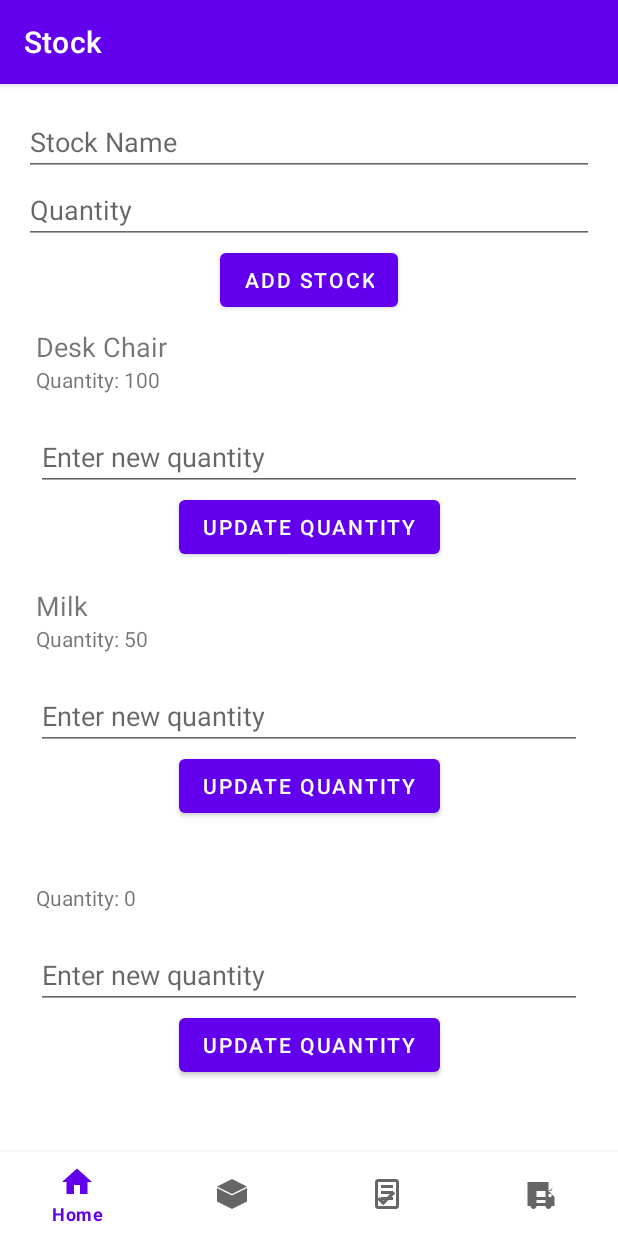
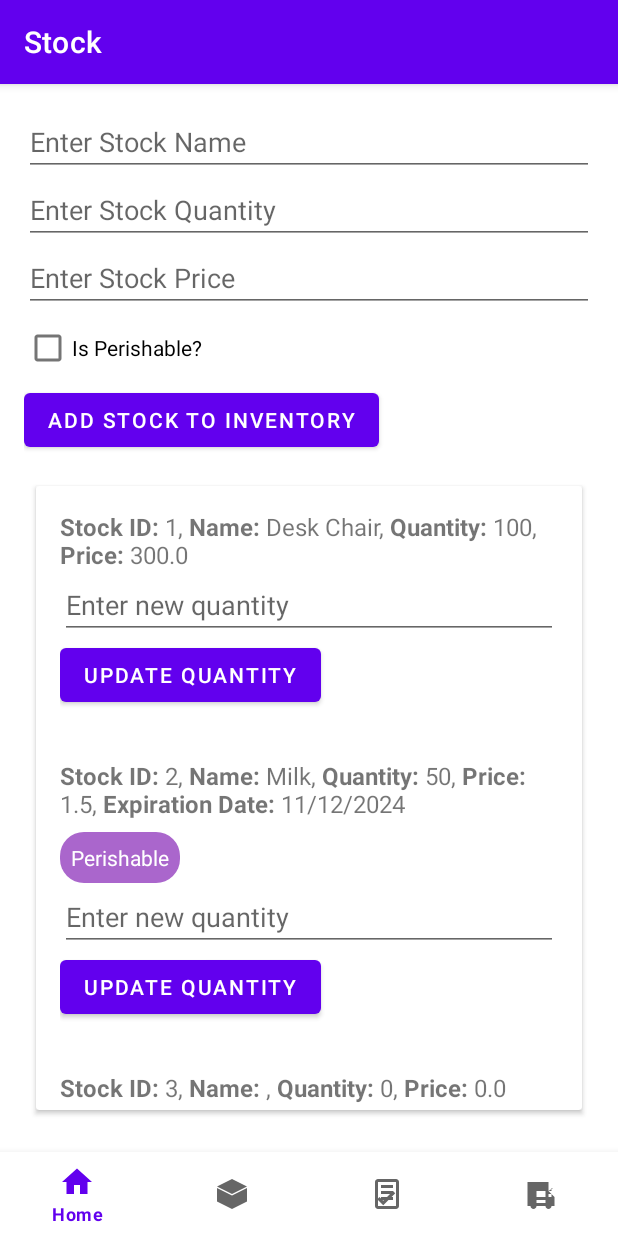
Before and after one commit to felfifofum/LightLogisticsApp, an Android app: the StockFragment screen opened through its navigation route, after a tap on "UPDATE QUANTITY", on a phone screen of 412 x 824 dp. Run offline under Robolectric (Android 15) with nearby library versions, the phone set to English and light mode, and no system bars; our stand-ins replace navigation-ui; 1 other tap on this screen came first.

Commit message:
Add lozenge, added descriptive comments, final Stock screen MVP.

```diff
--- a/app/src/main/java/com/example/lightlogisticsapp/model/PerishableStock.kt
+++ b/app/src/main/java/com/example/lightlogisticsapp/model/PerishableStock.kt
@@ -5,16 +5,25 @@ data class PerishableStock(
     override val name: String,
     override var quantity: Int,
     override var price: Double,
-    val expirationDate: String
+    val expirationDate: String // PerishableStock defining its own custom prop
+    // Props inherited from AbstractStock
 ) : AbstractStock<PerishableStock>(id, name, quantity, price) {
+
+    // Create new instance of PerishableStock with updated quantity
     override fun updateQuantity(newQuantity: Int): PerishableStock {
         return this.copy(quantity = newQuantity)
     }
 
+    // Create new instance of PerishableStock with updated price
     override fun updatePrice(newPrice: Double): PerishableStock {
         return this.copy(price = newPrice)
     }
 
+    /*
+    Used to display visually in the app
+    Full details of the employee's entered stock
+    Returns output as string data type.
+    */
     override fun displayStockInfo(): String {
         return "Stock ID: $id, Name: $name, Quantity: $quantity, Price: $price, Expiration Date: $expirationDate"
     }
--- a/app/src/main/java/com/example/lightlogisticsapp/ui/shared/SharedViewModel.kt
+++ b/app/src/main/java/com/example/lightlogisticsapp/ui/shared/SharedViewModel.kt
@@ -7,6 +7,7 @@ import com.example.lightlogisticsapp.model.AbstractStock
 import com.example.lightlogisticsapp.model.Delivery
 import com.example.lightlogisticsapp.model.DeliveryStatus
 import com.example.lightlogisticsapp.model.Order
+import com.example.lightlogisticsapp.model.PerishableStock
 import com.example.lightlogisticsapp.model.Stock
 
 class SharedViewModel : ViewModel() {
@@ -23,7 +24,7 @@ class SharedViewModel : ViewModel() {
         // Sample data
         _stocks.value = listOf(
             Stock("1", "Desk Chair", 100, 300.0),
-            Stock("2", "Milk", 50, 1.5)
+            PerishableStock("2", "Milk", 50, 1.5, "11/12/2024")
         )
         _orders.value = listOf(
             Order("1", "Laptop", 10, 1500.0, "John Doe", "01/11/2024"),
--- a/app/src/main/java/com/example/lightlogisticsapp/ui/stock/StockAdapter.kt
+++ b/app/src/main/java/com/example/lightlogisticsapp/ui/stock/StockAdapter.kt
@@ -1,6 +1,7 @@
 package com.example.lightlogisticsapp.ui.stock
 
 import android.content.Context
+import android.text.Html
 import android.view.LayoutInflater
 import android.view.View
 import android.view.ViewGroup
@@ -13,35 +14,53 @@ import androidx.recyclerview.widget.ListAdapter
 import androidx.recyclerview.widget.RecyclerView
 import com.example.lightlogisticsapp.R
 import com.example.lightlogisticsapp.model.AbstractStock
+import com.example.lightlogisticsapp.model.PerishableStock
+import com.example.lightlogisticsapp.model.Stock
 
+// Adapter for RecyclerView that displays the list of inventory/stock items on Stock screen
 class StockAdapter(private val onUpdateQuantity: (AbstractStock<*>, Int) -> Unit) : ListAdapter<AbstractStock<*>, StockAdapter.StockViewHolder>(StockDiffCallback()) {
 
+    // Auto generated by compiler: Inflates the layout for each item in RecyclerView
     override fun onCreateViewHolder(parent: ViewGroup, viewType: Int): StockViewHolder {
         val view = LayoutInflater.from(parent.context).inflate(R.layout.item_stock, parent, false)
         return StockViewHolder(view)
     }
 
+    // Auto generated by compiler: Binds data to the RecyclerView
     override fun onBindViewHolder(holder: StockViewHolder, position: Int) {
         val stock = getItem(position)
         holder.bind(stock, onUpdateQuantity)
     }
 
+    // Holds View for each stock item displayed in RecyclerView
     class StockViewHolder(itemView: View) : RecyclerView.ViewHolder(itemView) {
-        private val stockName: TextView = itemView.findViewById(R.id.stock_name)
-        private val stockQuantity: TextView = itemView.findViewById(R.id.stock_quantity)
+
+        // Props
+        private val stockInfo: TextView = itemView.findViewById(R.id.stock_info)
+        private val perishableSticker: TextView = itemView.findViewById(R.id.perishable_sticker)
         private val editQuantity: EditText = itemView.findViewById(R.id.edit_quantity)
         private val updateButton: Button = itemView.findViewById(R.id.update_button)
 
         fun bind(stock: AbstractStock<*>, onUpdateQuantity: (AbstractStock<*>, Int) -> Unit) {
-            stockName.text = stock.name
-            stockQuantity.text = "Quantity: ${stock.quantity}"
+            // Corresponds to the string representation of the class
+            val infoText = when (stock) {
+                is PerishableStock -> "<b>Stock ID:</b> ${stock.id}, <b>Name:</b> ${stock.name}, \n" +
+                        "<b>Quantity:</b> ${stock.quantity}, <b>Price:</b> ${stock.price}, <b>Expiration Date:</b> ${stock.expirationDate}"
+                is Stock -> "<b>Stock ID:</b> ${stock.id}, <b>Name:</b> ${stock.name}, <b>Quantity:</b> ${stock.quantity}, <b>Price:</b> ${stock.price}"
+                else -> "Unknown stock type"
+            }
+            // HTML to format the string and allow  for <b> tags
+            stockInfo.text = Html.fromHtml(infoText, Html.FROM_HTML_MODE_LEGACY)
+
+            // Show the perishable sticker if the stock is perishable
+            perishableSticker.visibility = if (stock is PerishableStock) View.VISIBLE else View.GONE
 
             updateButton.setOnClickListener {
                 val newQuantity = editQuantity.text.toString().toIntOrNull()
                 if (newQuantity != null) {
                     onUpdateQuantity(stock, newQuantity)
 
-                    // Hide  keyboard
+                    // Hide keyboard
                     val imm = itemView.context.getSystemService(Context.INPUT_METHOD_SERVICE) as InputMethodManager
                     imm.hideSoftInputFromWindow(itemView.windowToken, 0)
                 }
@@ -50,10 +69,12 @@ class StockAdapter(private val onUpdateQuantity: (AbstractStock<*>, Int) -> Unit
     }
 
     class StockDiffCallback : DiffUtil.ItemCallback<AbstractStock<*>>() {
+        // Checks if two stock items have the same ID
         override fun areItemsTheSame(oldItem: AbstractStock<*>, newItem: AbstractStock<*>): Boolean {
             return oldItem.id == newItem.id
         }
 
+        //Checks if two stock items have the same contents
         override fun areContentsTheSame(oldItem: AbstractStock<*>, newItem: AbstractStock<*>): Boolean {
             return oldItem == newItem
         }
--- a/app/src/main/java/com/example/lightlogisticsapp/ui/stock/StockFragment.kt
+++ b/app/src/main/java/com/example/lightlogisticsapp/ui/stock/StockFragment.kt
@@ -7,6 +7,7 @@ import android.view.View
 import android.view.ViewGroup
 import android.view.inputmethod.InputMethodManager
 import android.widget.Button
+import android.widget.CheckBox
 import android.widget.EditText
 import androidx.fragment.app.Fragment
 import androidx.fragment.app.activityViewModels
@@ -14,6 +15,7 @@ import androidx.lifecycle.Observer
 import androidx.recyclerview.widget.LinearLayoutManager
 import androidx.recyclerview.widget.RecyclerView
 import com.example.lightlogisticsapp.R
+import com.example.lightlogisticsapp.model.PerishableStock
 import com.example.lightlogisticsapp.model.Stock
 import com.example.lightlogisticsapp.ui.shared.SharedViewModel
 
@@ -34,7 +36,14 @@ class StockFragment : Fragment() {
 
         val stockNameEditText: EditText = view.findViewById(R.id.edit_stock_name)
         val stockQuantityEditText: EditText = view.findViewById(R.id.edit_stock_quantity)
+        val stockPriceEditText: EditText = view.findViewById(R.id.edit_stock_price)
+        val perishableCheckBox: CheckBox = view.findViewById(R.id.checkbox_perishable)
+        val expirationDateEditText: EditText = view.findViewById(R.id.edit_expiration_date)
         val addButton: Button = view.findViewById(R.id.add_stock_button)
+
+        perishableCheckBox.setOnCheckedChangeListener { _, isChecked ->
+            expirationDateEditText.visibility = if (isChecked) View.VISIBLE else View.GONE
+        }
 
         stockAdapter = StockAdapter { stock, newQuantity ->
             sharedViewModel.updateStockQuantity(stock.id, newQuantity)
@@ -51,12 +60,23 @@ class StockFragment : Fragment() {
         addButton.setOnClickListener {
             val stockName = stockNameEditText.text.toString()
             val stockQuantity = stockQuantityEditText.text.toString().toIntOrNull() ?: 0
-            val newStock = Stock("3", stockName, stockQuantity, 0.0)
-            sharedViewModel.addStock(newStock)
+            val stockPrice = stockPriceEditText.text.toString().toDoubleOrNull() ?: 0.0
+
+            if (perishableCheckBox.isChecked) {
+                val expirationDate = expirationDateEditText.text.toString()
+                val newStock = PerishableStock("3", stockName, stockQuantity, stockPrice, expirationDate)
+                sharedViewModel.addStock(newStock)
+            } else {
+                val newStock = Stock("3", stockName, stockQuantity, stockPrice)
+                sharedViewModel.addStock(newStock)
+            }
 
             // Clear text boxes
             stockNameEditText.text.clear()
             stockQuantityEditText.text.clear()
+            stockPriceEditText.text.clear()
+            expirationDateEditText.text.clear()
+            perishableCheckBox.isChecked = false
 
             val imm = context?.getSystemService(Context.INPUT_METHOD_SERVICE) as InputMethodManager
             imm.hideSoftInputFromWindow(view.windowToken, 0)
--- /dev/null
+++ b/app/src/main/res/drawable/lozenge_background.xml
@@ -0,0 +1,5 @@
+<shape xmlns:android="http://schemas.android.com/apk/res/android">
+    <solid android:color="@android:color/holo_purple" />
+    <corners android:radius="16dp" />
+    <padding android:left="8dp" android:top="4dp" android:right="8dp" android:bottom="4dp" />
+</shape>
--- a/app/src/main/res/layout/activity_main.xml
+++ b/app/src/main/res/layout/activity_main.xml
@@ -28,6 +28,7 @@
         app:layout_constraintLeft_toLeftOf="parent"
         app:layout_constraintRight_toRightOf="parent"
         app:layout_constraintTop_toTopOf="parent"
+        android:layout_marginBottom="60dp"
         app:navGraph="@navigation/mobile_navigation" />
 
 </androidx.constraintlayout.widget.ConstraintLayout>
--- a/app/src/main/res/layout/fragment_stock.xml
+++ b/app/src/main/res/layout/fragment_stock.xml
@@ -1,46 +1,61 @@
-<?xml version="1.0" encoding="utf-8"?>
-<androidx.constraintlayout.widget.ConstraintLayout xmlns:android="http://schemas.android.com/apk/res/android"
-    xmlns:app="http://schemas.android.com/apk/res-auto"
+<LinearLayout xmlns:android="http://schemas.android.com/apk/res/android"
     android:layout_width="match_parent"
-    android:layout_height="match_parent"
+    android:layout_height="wrap_content"
+    android:orientation="vertical"
     android:padding="16dp">
 
     <EditText
         android:id="@+id/edit_stock_name"
-        android:layout_width="0dp"
+        android:layout_width="match_parent"
         android:layout_height="wrap_content"
-        android:hint="Stock Name"
-        app:layout_constraintTop_toTopOf="parent"
-        app:layout_constraintStart_toStartOf="parent"
-        app:layout_constraintEnd_toEndOf="parent" />
+        android:hint="Enter Stock Name" />
 
     <EditText
         android:id="@+id/edit_stock_quantity"
-        android:layout_width="0dp"
+        android:layout_width="match_parent"
         android:layout_height="wrap_content"
-        android:hint="Quantity"
-        android:inputType="number"
-        app:layout_constraintTop_toBottomOf="@id/edit_stock_name"
-        app:layout_constraintStart_toStartOf="parent"
-        app:layout_constraintEnd_toEndOf="parent" />
+        android:hint="Enter Stock Quantity"
+        android:inputType="number" />
+
+    <EditText
+        android:id="@+id/edit_stock_price"
+        android:layout_width="match_parent"
+        android:layout_height="wrap_content"
+        android:hint="Enter Stock Price"
+        android:inputType="numberDecimal" />
+
+    <CheckBox
+        android:id="@+id/checkbox_perishable"
+        android:layout_width="wrap_content"
+        android:layout_height="wrap_content"
+        android:text="Is Perishable?" />
+
+    <EditText
+        android:id="@+id/edit_expiration_date"
+        android:layout_width="match_parent"
+        android:layout_height="wrap_content"
+        android:hint="Enter expiration date (dd/mm/yyyy)"
+        android:visibility="gone" />
 
     <Button
         android:id="@+id/add_stock_button"
         android:layout_width="wrap_content"
         android:layout_height="wrap_content"
-        android:text="Add Stock"
-        app:layout_constraintTop_toBottomOf="@id/edit_stock_quantity"
-        app:layout_constraintStart_toStartOf="parent"
-        app:layout_constraintEnd_toEndOf="parent" />
+        android:layout_marginBottom="12dp"
+        android:text="Add Stock To Inventory" />
 
-    <androidx.recyclerview.widget.RecyclerView
-        android:id="@+id/recyclerView"
-        android:layout_width="0dp"
-        android:layout_height="0dp"
-        android:layout_marginBottom="?attr/actionBarSize"
-        app:layout_constraintTop_toBottomOf="@id/add_stock_button"
-        app:layout_constraintBottom_toBottomOf="parent"
-        app:layout_constraintStart_toStartOf="parent"
-        app:layout_constraintEnd_toEndOf="parent" />
+    <androidx.cardview.widget.CardView
+        android:layout_width="match_parent"
+        android:layout_height="wrap_content"
+        android:layout_marginTop="?attr/actionBarSize"
+        android:layout_margin="8dp"
+       >
 
-</androidx.constraintlayout.widget.ConstraintLayout>
+        <androidx.recyclerview.widget.RecyclerView
+            android:id="@+id/recyclerView"
+            android:layout_width="match_parent"
+            android:layout_height="wrap_content"
+            android:paddingBottom="16dp"
+            android:clipToPadding="false" />
+    </androidx.cardview.widget.CardView>
+</LinearLayout>
--- a/app/src/main/res/layout/item_stock.xml
+++ b/app/src/main/res/layout/item_stock.xml
@@ -1,52 +1,37 @@
-<?xml version="1.0" encoding="utf-8"?>
-<androidx.constraintlayout.widget.ConstraintLayout xmlns:android="http://schemas.android.com/apk/res/android"
-    xmlns:app="http://schemas.android.com/apk/res-auto"
+<LinearLayout xmlns:android="http://schemas.android.com/apk/res/android"
     android:layout_width="match_parent"
     android:layout_height="wrap_content"
-    android:padding="8dp">
+    android:orientation="vertical"
+    android:padding="16dp">
 
     <TextView
-        android:id="@+id/stock_name"
-        android:layout_width="0dp"
+        android:id="@+id/stock_info"
+        android:layout_width="wrap_content"
         android:layout_height="wrap_content"
-        android:textSize="18sp"
-        app:layout_constraintTop_toTopOf="parent"
-        app:layout_constraintStart_toStartOf="parent"
-        app:layout_constraintEnd_toEndOf="parent" />
+        android:text="Stock Info"
+        android:textSize="16sp" />
 
     <TextView
-        android:id="@+id/stock_quantity"
-        android:layout_width="0dp"
+        android:id="@+id/perishable_sticker"
+        android:layout_width="wrap_content"
         android:layout_height="wrap_content"
-        app:layout_constraintTop_toBottomOf="@id/stock_name"
-        app:layout_constraintStart_toStartOf="parent"
-        app:layout_constraintEnd_toEndOf="parent" />
-
-    <TextView
-        android:id="@+id/stock_price"
-        android:layout_width="0dp"
-        android:layout_height="wrap_content"
-        app:layout_constraintTop_toBottomOf="@id/stock_quantity"
-        app:layout_constraintStart_toStartOf="parent"
-        app:layout_constraintEnd_toEndOf="parent" />
+        android:text="Perishable"
+        android:textColor="@android:color/white"
+        android:background="@drawable/lozenge_background"
+        android:padding="7dp"
+        android:visibility="visible"
+        android:layout_marginTop="8dp" />
 
     <EditText
         android:id="@+id/edit_quantity"
-        android:layout_width="0dp"
+        android:layout_width="match_parent"
         android:layout_height="wrap_content"
         android:hint="Enter new quantity"
-        android:inputType="number"
-        app:layout_constraintTop_toBottomOf="@id/stock_price"
-        app:layout_constraintStart_toStartOf="parent"
-        app:layout_constraintEnd_toEndOf="parent" />
+        android:inputType="number" />
 
     <Button
         android:id="@+id/update_button"
         android:layout_width="wrap_content"
         android:layout_height="wrap_content"
-        android:text="Update Quantity"
-        app:layout_constraintTop_toBottomOf="@id/edit_quantity"
-        app:layout_constraintStart_toStartOf="parent"
-        app:layout_constraintEnd_toEndOf="parent" />
-
-</androidx.constraintlayout.widget.ConstraintLayout>
+        android:text="Update Quantity" />
+</LinearLayout>
```
